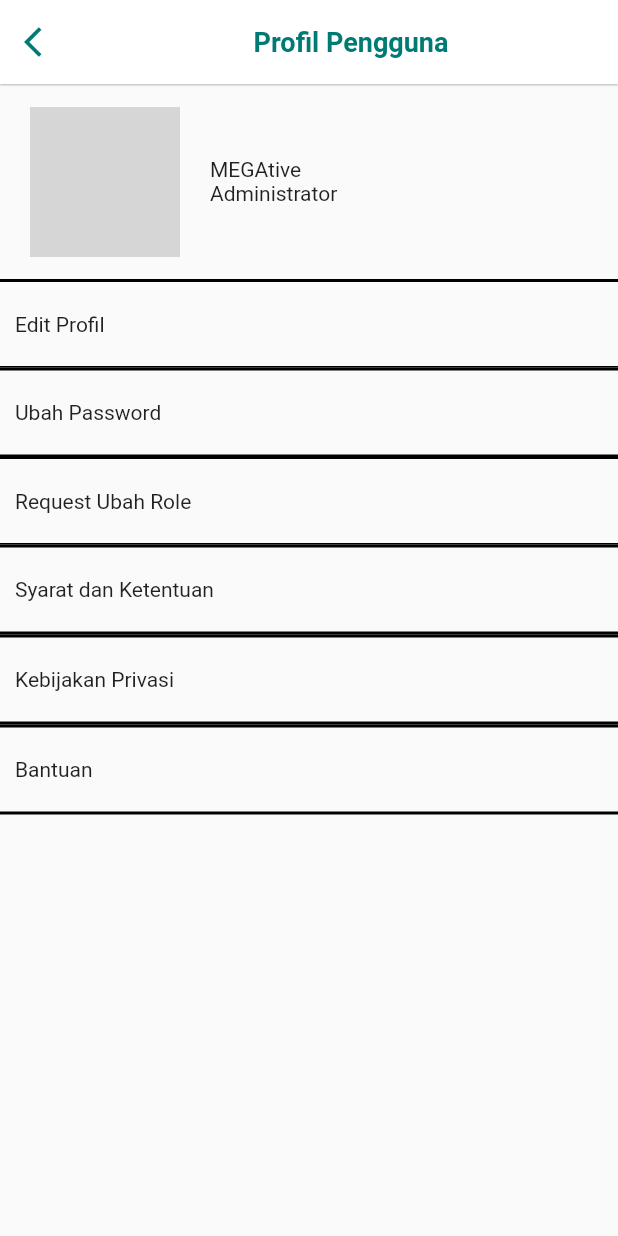
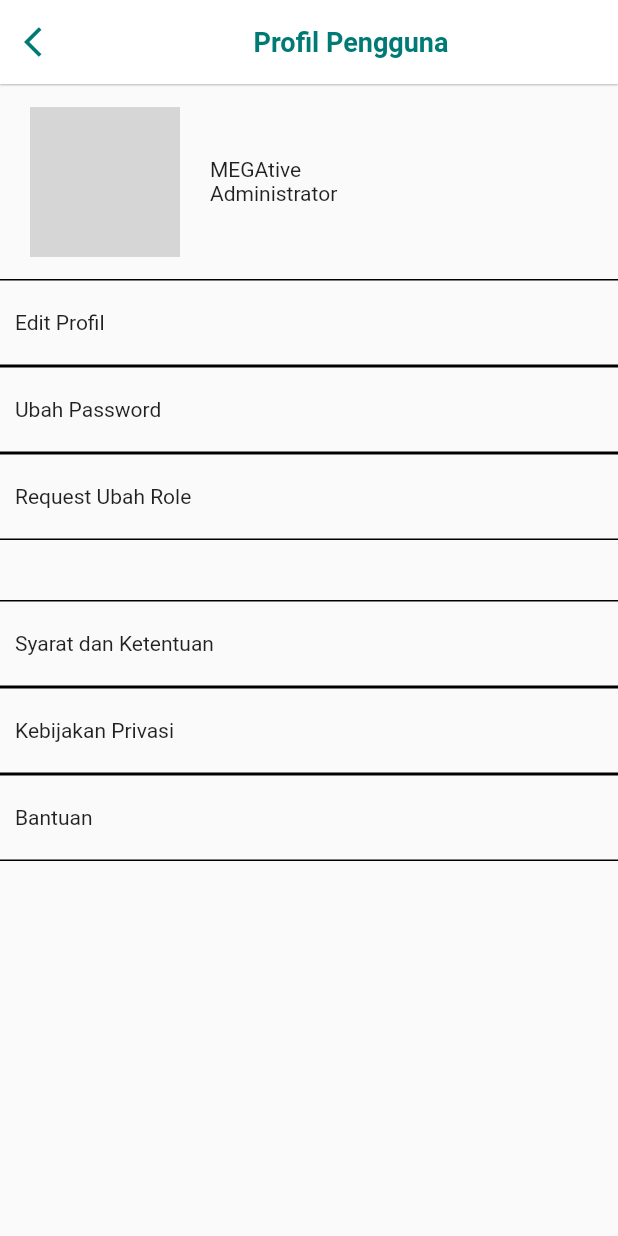
Before and after one commit to SMMEGAtive/competition_arena, a Flutter app: the Settings screen opened directly, on a phone screen of 412 x 824 dp. Run offline on Flutter 3.47's test engine with Material 2 defaults, Android fonts, the phone set to English and light mode, and no system bars; network calls fail; Roboto replaces fonts that are missing (Segoe UI); grey boxes are pictures that could not be loaded.

Commit message:
created SettingsItem element and implementation

```diff
--- a/lib/view/settings.dart
+++ b/lib/view/settings.dart
@@ -11,83 +11,30 @@ class _SettingsState extends State<Settings> {
     return Container(
       child: Column(
         children: <Widget>[
-          InkWell(
-            child: Container(
-              width: double.infinity,
-              padding: EdgeInsets.symmetric(horizontal: 10, vertical: 20),
-              decoration: BoxDecoration(
-                border: Border(
-                  top: BorderSide(width: 2),
-                  bottom: BorderSide(width: 1),
-                ),
-              ),
-              child: Text('Edit Profil'),
-            ),
+          SettingsItem(
+            text: 'Edit Profil',
+            onPress: () {},
           ),
-          InkWell(
-            child: Container(
-              width: double.infinity,
-              padding: EdgeInsets.symmetric(horizontal: 10, vertical: 20),
-              decoration: BoxDecoration(
-                border: Border(
-                  top: BorderSide(width: 2),
-                  bottom: BorderSide(width: 1),
-                ),
-              ),
-              child: Text('Ubah Password'),
-            ),
+          SettingsItem(
+            text: 'Ubah Password',
+            onPress: () {},
           ),
-          InkWell(
-            child: Container(
-              width: double.infinity,
-              padding: EdgeInsets.symmetric(horizontal: 10, vertical: 20),
-              decoration: BoxDecoration(
-                border: Border(
-                  top: BorderSide(width: 2),
-                  bottom: BorderSide(width: 1),
-                ),
-              ),
-              child: Text('Request Ubah Role'),
-            ),
+          SettingsItem(
+            text: 'Request Ubah Role',
+            onPress: () {},
           ),
-          InkWell(
-            child: Container(
-              width: double.infinity,
-              padding: EdgeInsets.symmetric(horizontal: 10, vertical: 20),
-              decoration: BoxDecoration(
-                border: Border(
-                  top: BorderSide(width: 2),
-                  bottom: BorderSide(width: 2),
-                ),
-              ),
-              child: Text('Syarat dan Ketentuan'),
-            ),
+          SettingsItemSpace(),
+          SettingsItem(
+            text: 'Syarat dan Ketentuan',
+            onPress: () {},
           ),
-          InkWell(
-            child: Container(
-              width: double.infinity,
-              padding: EdgeInsets.symmetric(horizontal: 10, vertical: 20),
-              decoration: BoxDecoration(
-                border: Border(
-                  top: BorderSide(width: 2),
-                  bottom: BorderSide(width: 2),
-                ),
-              ),
-              child: Text('Kebijakan Privasi'),
-            ),
+          SettingsItem(
+            text: 'Kebijakan Privasi',
+            onPress: () {},
           ),
-          InkWell(
-            child: Container(
-              width: double.infinity,
-              padding: EdgeInsets.symmetric(horizontal: 10, vertical: 20),
-              decoration: BoxDecoration(
-                border: Border(
-                  top: BorderSide(width: 2),
-                  bottom: BorderSide(width: 2),
-                ),
-              ),
-              child: Text('Bantuan'),
-            ),
+          SettingsItem(
+            text: 'Bantuan',
+            onPress: () {},
           ),
         ],
       ),
@@ -142,3 +89,42 @@ class _SettingsState extends State<Settings> {
     );
   }
 }
+
+class SettingsItem extends StatelessWidget {
+  final String text;
+  final Function onPress;
+
+  SettingsItem({
+    Key key,
+    this.text,
+    this.onPress,
+  }) : super(key: key);
+
+  @override
+  Widget build(BuildContext context) {
+    return InkWell(
+      child: Container(
+        width: double.infinity,
+        padding: EdgeInsets.symmetric(horizontal: 10, vertical: 20),
+        decoration: BoxDecoration(
+          border: Border(
+            top: BorderSide(width: 1),
+            bottom: BorderSide(width: 1),
+          ),
+        ),
+        child: Text(text),
+      ),
+      onTap: onPress,
+    );
+  }
+}
+
+class SettingsItemSpace extends StatelessWidget {
+  @override
+  Widget build(BuildContext context) {
+    // TODO: implement build
+    return Container(
+      height: 40,
+    );
+  }
+}
```
